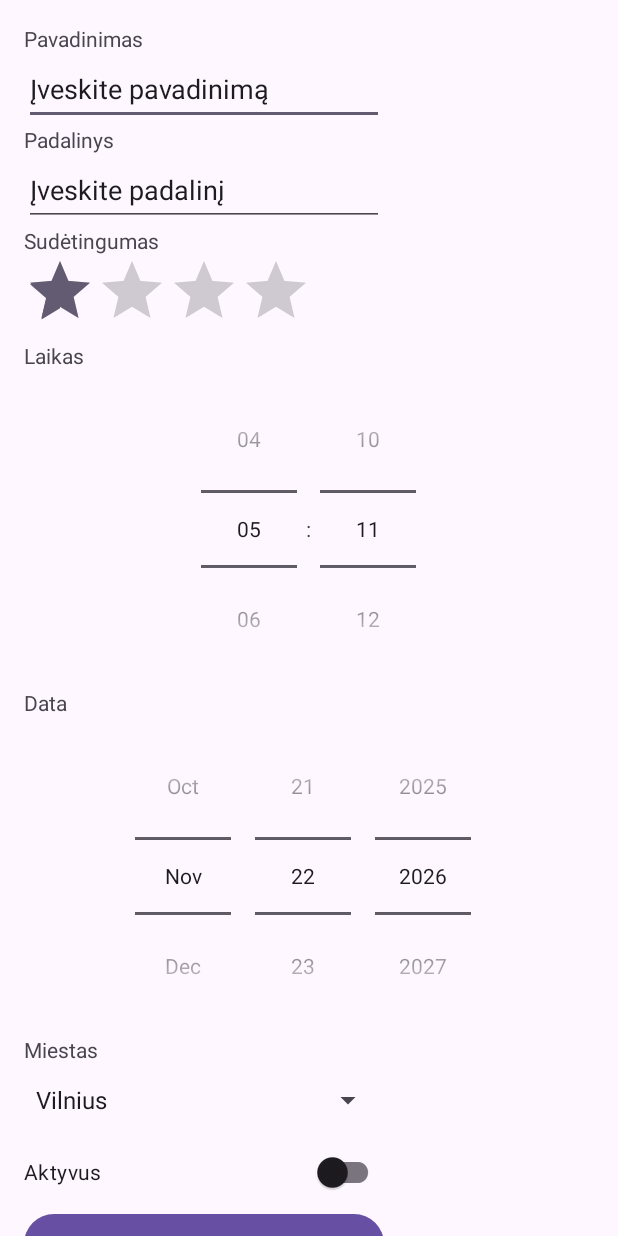
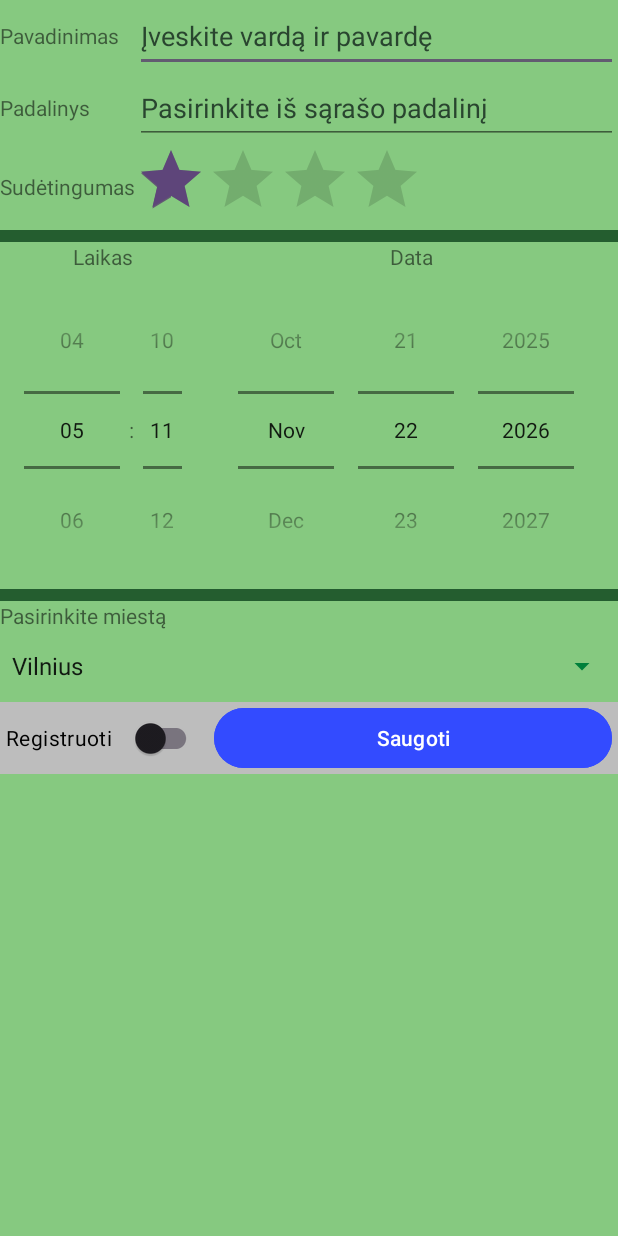
Before and after one commit to fiddle777/IIP-LD, an Android app: the screen it shows after launch (MainActivity), on a phone screen of 412 x 824 dp. Run offline under Robolectric (Android 15) with nearby library versions, the phone set to English and light mode, and no system bars.

Commit message:
ui polish

```diff
--- a/app/src/main/res/layout/activity_main.xml
+++ b/app/src/main/res/layout/activity_main.xml
@@ -1,62 +1,103 @@
 <?xml version="1.0" encoding="utf-8"?>
 <ScrollView xmlns:android="http://schemas.android.com/apk/res/android"
+    xmlns:app="http://schemas.android.com/apk/res-auto"
     android:id="@+id/main"
     android:layout_width="match_parent"
-    android:layout_height="match_parent">
+    android:layout_height="match_parent"
+    android:background="#86C980"
+    android:fillViewport="true"
+    android:theme="@style/ThemeOverlay.AppCompat.Light">
 
-    <TableLayout android:layout_width="match_parent" android:layout_height="wrap_content" android:padding="16dp">
-        <TableRow android:layout_width="match_parent" android:layout_height="wrap_content">
-            <LinearLayout android:layout_width="240dp" android:layout_height="wrap_content" android:orientation="vertical">
-                <TextView android:layout_width="match_parent" android:layout_height="wrap_content"
-                android:labelFor="@id/name" android:text="@string/label_name" />
+    <LinearLayout
+        android:layout_width="match_parent"
+        android:layout_height="wrap_content"
+        android:orientation="vertical">
+
+        <!-- Labels and inputs go in two columns. -->
+        <TableLayout
+            android:layout_width="match_parent"
+            android:layout_height="wrap_content"
+            android:shrinkColumns="1"
+            android:stretchColumns="1">
+
+            <TableRow>
+                <TextView android:layout_gravity="center_vertical"
+                    android:text="@string/label_name" />
                 <EditText android:id="@+id/name"
-                android:layout_width="240dp" android:layout_height="wrap_content"
                     android:minHeight="48dp" android:inputType="textCapWords"
-                android:autofillHints="name" android:textColor="?android:attr/textColorPrimary" android:textColorHint="?android:attr/textColorPrimary" android:hint="@string/name_hint" />
-            </LinearLayout>
+                    android:autofillHints="name" android:hint="@string/name_hint"
+                    android:textColor="#14261A" android:textColorHint="#29452F" />
             </TableRow>
-        <TableRow android:layout_width="match_parent" android:layout_height="wrap_content">
-            <LinearLayout android:layout_width="240dp" android:layout_height="wrap_content" android:orientation="vertical">
-                <TextView android:layout_width="match_parent" android:layout_height="wrap_content"
-                android:labelFor="@id/department" android:text="@string/label_department" />
+
+            <TableRow>
+                <TextView android:layout_gravity="center_vertical"
+                    android:text="@string/label_department" />
                 <AutoCompleteTextView android:id="@+id/department"
-                android:layout_width="240dp" android:layout_height="wrap_content"
                     android:minHeight="48dp" android:completionThreshold="1"
                     android:inputType="text" android:importantForAutofill="no"
-                android:textColor="?android:attr/textColorPrimary" android:textColorHint="?android:attr/textColorPrimary" android:hint="@string/department_hint" />
+                    android:hint="@string/department_hint"
+                    android:textColor="#14261A" android:textColorHint="#29452F" />
+            </TableRow>
+
+            <TableRow>
+                <TextView android:layout_gravity="center_vertical"
+                    android:text="@string/label_rating" android:labelFor="@id/rating" />
+                <RatingBar android:id="@+id/rating"
+                    android:layout_gravity="start|center_vertical"
+                    android:numStars="4" android:rating="1" android:stepSize="1"
+                    android:progressTint="#5E457A" />
+            </TableRow>
+        </TableLayout>
+
+        <View android:layout_width="match_parent" android:layout_height="8dp"
+            android:background="#245D2F" />
+
+        <LinearLayout android:layout_width="match_parent" android:layout_height="wrap_content"
+            android:orientation="horizontal">
+            <LinearLayout android:layout_width="0dp" android:layout_height="wrap_content"
+                android:layout_weight="1" android:gravity="center_horizontal"
+                android:orientation="vertical">
+                <TextView android:layout_width="wrap_content" android:layout_height="wrap_content"
+                    android:labelFor="@id/time" android:text="@string/label_time" />
+                <!-- This is the left picker. The date picker is in the next column. -->
+                <TimePicker android:id="@+id/time"
+                    android:layout_width="wrap_content" android:layout_height="wrap_content"
+                    android:timePickerMode="spinner" />
             </LinearLayout>
-        </TableRow>
-        <TextView android:layout_width="match_parent" android:layout_height="wrap_content"
-            android:labelFor="@id/rating" android:text="@string/label_rating" />
-        <LinearLayout android:layout_width="match_parent" android:layout_height="wrap_content" android:orientation="horizontal">
-            <RatingBar android:id="@+id/rating"
+            <LinearLayout android:layout_width="0dp" android:layout_height="wrap_content"
+                android:layout_weight="2" android:gravity="center_horizontal"
+                android:orientation="vertical">
+                <TextView android:layout_width="wrap_content" android:layout_height="wrap_content"
+                    android:labelFor="@id/date" android:text="@string/label_date" />
+                <DatePicker android:id="@+id/date"
                     android:layout_width="wrap_content" android:layout_height="wrap_content"
-                android:numStars="4" android:rating="1" android:stepSize="1" />
+                    android:datePickerMode="spinner" android:calendarViewShown="false" />
             </LinearLayout>
-        <TextView android:layout_width="match_parent" android:layout_height="wrap_content"
-            android:labelFor="@id/time" android:text="@string/label_time" />
-        <TimePicker android:id="@+id/time" android:layout_width="match_parent" android:layout_height="wrap_content"
-            android:timePickerMode="spinner" />
-        <TextView android:layout_width="match_parent" android:layout_height="wrap_content"
-            android:labelFor="@id/date" android:text="@string/label_date" />
-        <DatePicker android:id="@+id/date" android:layout_width="match_parent" android:layout_height="wrap_content"
-            android:datePickerMode="spinner" android:calendarViewShown="false" />
+        </LinearLayout>
+
+        <View android:layout_width="match_parent" android:layout_height="8dp"
+            android:background="#245D2F" />
+
         <TextView android:layout_width="match_parent" android:layout_height="wrap_content"
             android:labelFor="@id/city" android:text="@string/label_city" />
-        <TableRow android:layout_width="match_parent" android:layout_height="wrap_content">
+        <!-- The city choices come from strings.xml. -->
         <Spinner android:id="@+id/city"
-                android:layout_width="wrap_content" android:layout_height="wrap_content"
-                android:minWidth="120dp" android:minHeight="48dp" android:entries="@array/cities" />
-        </TableRow>
-        <TableRow android:layout_width="match_parent" android:layout_height="wrap_content">
+            android:layout_width="match_parent" android:layout_height="wrap_content"
+            android:minHeight="48dp" android:backgroundTint="#00803B"
+            android:entries="@array/cities" />
+
+        <LinearLayout android:layout_width="match_parent" android:layout_height="wrap_content"
+            android:orientation="horizontal" android:gravity="center_vertical"
+            android:background="#BDBDBD" android:paddingHorizontal="4dp">
             <androidx.appcompat.widget.SwitchCompat android:id="@+id/active"
                 android:layout_width="wrap_content" android:layout_height="wrap_content"
-                android:minHeight="48dp" android:text="@string/label_active" />
-        </TableRow>
-        <TableRow android:layout_width="match_parent" android:layout_height="wrap_content">
+                android:minHeight="48dp" app:switchPadding="12dp"
+                android:text="@string/label_active" />
             <Button android:id="@+id/submit"
-                android:layout_width="wrap_content" android:layout_height="wrap_content"
-                android:minHeight="48dp" android:text="@string/submit_label" />
-        </TableRow>
-    </TableLayout>
+                android:layout_width="0dp" android:layout_height="wrap_content"
+                android:layout_weight="1" android:layout_marginStart="8dp"
+                android:minHeight="48dp" android:backgroundTint="#334BFF"
+                android:textColor="#FFFFFF" android:text="@string/submit_label" />
+        </LinearLayout>
+    </LinearLayout>
 </ScrollView>
--- a/app/src/main/res/values/strings.xml
+++ b/app/src/main/res/values/strings.xml
@@ -1,15 +1,15 @@
 <resources>
     <string name="app_name">IIP_LD</string>
     <string name="label_name">Pavadinimas</string>
-    <string name="name_hint">Įveskite pavadinimą</string>
+    <string name="name_hint">Įveskite vardą ir pavardę</string>
     <string name="label_department">Padalinys</string>
-    <string name="department_hint">Įveskite padalinį</string>
+    <string name="department_hint">Pasirinkite iš sąrašo padalinį</string>
     <string name="label_rating">Sudėtingumas</string>
     <string name="label_time">Laikas</string>
     <string name="label_date">Data</string>
-    <string name="label_city">Miestas</string>
-    <string name="label_active">Aktyvus</string>
-    <string name="submit_label">Rodyti duomenis</string>
+    <string name="label_city">Pasirinkite miestą</string>
+    <string name="label_active">Registruoti</string>
+    <string name="submit_label">Saugoti</string>
     <string-array name="departments">
         <item>Mechanikos fakultetas</item>
         <item>Elektronikos fakultetas</item>
```
Also changed, not shown: app/src/main/java/com/example/iip_ld/MainActivity.java (+7 -0 lines). Lines whose indentation alone changed are shown as unchanged.
